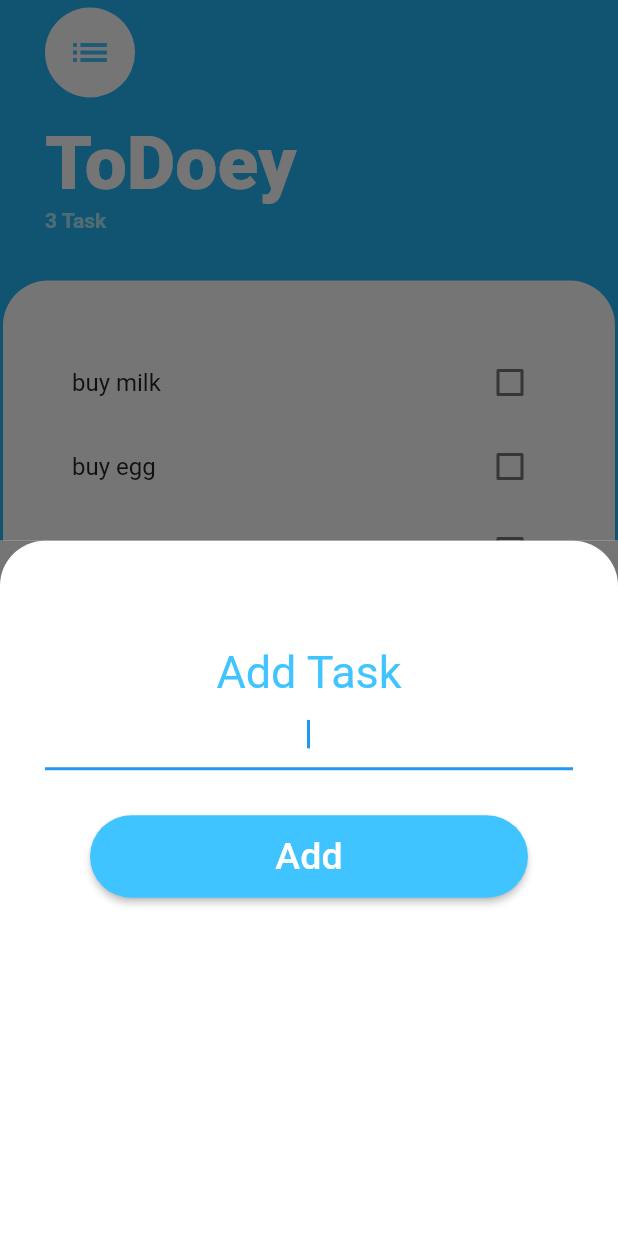
After one commit to 1FarZ1/ToDo-App-Flutter, a Flutter app: the Start screen opened directly, after a tap on the "add" icon, on a phone screen of 412 x 824 dp. The commit adds this screen. Run offline on Flutter 3.47's test engine with Material 2 defaults, Android fonts, the phone set to English and light mode, and no system bars.

Commit message:
added more flexibility and less complexity

```diff
--- /dev/null
+++ b/lib/Models/componants.dart
@@ -0,0 +1,42 @@
+import 'package:flutter/material.dart';
+import 'package:provider/provider.dart';
+import 'package:todo/services/provider.dart';
+
+class TaskList extends StatefulWidget {
+  TaskList({
+    Key? key,
+  }) : super(key: key);
+
+  @override
+  State<TaskList> createState() => _TaskListState();
+}
+
+class _TaskListState extends State<TaskList> {
+  bool? checkval;
+
+  late List tasks;
+
+  @override
+  Widget build(BuildContext context) {
+    tasks = Provider.of<TaskProvider>(context).GetTasks;
+    return ListView.builder(
+      itemCount: tasks.length,
+      itemBuilder: (context, index) {
+        checkval = tasks[index]["checked"];
+        return ListTile(
+            title: Text(tasks[index]["text"],
+                style: TextStyle(
+                    decoration: checkval! ? TextDecoration.lineThrough : null)),
+            trailing: Checkbox(
+                value: checkval,
+                onChanged: (bool? value) {
+              setState(() {
+                 tasks[index]["checked"] = value!;
+              });
+
+
+                }));
+      },
+    );
+  }
+}
--- /dev/null
+++ b/lib/services/manager.dart
@@ -0,0 +1,67 @@
+import 'package:flutter/material.dart';
+import 'package:provider/provider.dart';
+import 'package:todo/services/provider.dart';
+
+Future AddTaskScreen(BuildContext context) {
+  TextEditingController lmodir = TextEditingController();
+  return showModalBottomSheet(
+      context: context,
+      builder: (context) {
+        return Container(
+          color: Color(0xff757575),
+          child: Container(
+            padding: EdgeInsets.fromLTRB(30, 70, 30, 0),
+            decoration: BoxDecoration(
+                color: Colors.white,
+                borderRadius: BorderRadius.only(
+                  topRight: Radius.circular(30),
+                  topLeft: Radius.circular(30),
+                )),
+            child: Column(
+                crossAxisAlignment: CrossAxisAlignment.stretch,
+                children: [
+                  Text(
+                    'Add Task',
+                    textAlign: TextAlign.center,
+                    style: TextStyle(
+                      fontSize: 30.0,
+                      color: Colors.lightBlueAccent,
+                    ),
+                  ),
+                  TextField(
+                    autofocus: true,
+                    textAlign: TextAlign.center,
+                    onChanged: (newText) {},
+                    controller: lmodir,
+                  ),
+                  Padding(
+                    padding: const EdgeInsets.symmetric(
+                        vertical: 30.0, horizontal: 30),
+                    child: ButtonTheme(
+                      child: ElevatedButton(
+                        style: ElevatedButton.styleFrom(
+                          primary: Colors.lightBlueAccent,
+                          fixedSize: const Size(100, 55),
+                          shape: const StadiumBorder(),
+                        ),
+                        child: Text(
+                          "Add",
+                          style: TextStyle(
+                            fontSize: 25.0,
+                            color: Colors.white,
+                          ),
+                        ),
+                        onPressed: () {
+                          var mybeutifualprovider =
+                              Provider.of<TaskProvider>(context, listen: false);
+                          mybeutifualprovider.AddTask(lmodir.text);
+                          Navigator.pop(context);
+                        },
+                      ),
+                    ),
+                  )
+                ]),
+          ),
+        );
+      });
+}
--- /dev/null
+++ b/lib/services/provider.dart
@@ -0,0 +1,14 @@
+import 'package:flutter/material.dart';
+
+class TaskProvider extends ChangeNotifier {
+  static List _tasks = [
+    {"text": "buy milk", "checked": false},
+    {"text": "buy egg", "checked": false},
+    {"text": "buy veg", "checked": false}
+  ];
+  List get GetTasks =>_tasks;
+  void AddTask(text) {
+    _tasks.add({"text": text, "checked": false});
+    notifyListeners();
+  }
+}
--- a/pubspec.yaml
+++ b/pubspec.yaml
@@ -34,6 +34,7 @@ dependencies:
   # The following adds the Cupertino Icons font to your application.
   # Use with the CupertinoIcons class for iOS style icons.
   cupertino_icons: ^1.0.2
+  provider: ^6.0.3
 
 dev_dependencies:
   flutter_test:
```
Also changed, not shown: lib/main.dart (+14 -91 lines), pubspec.lock.
